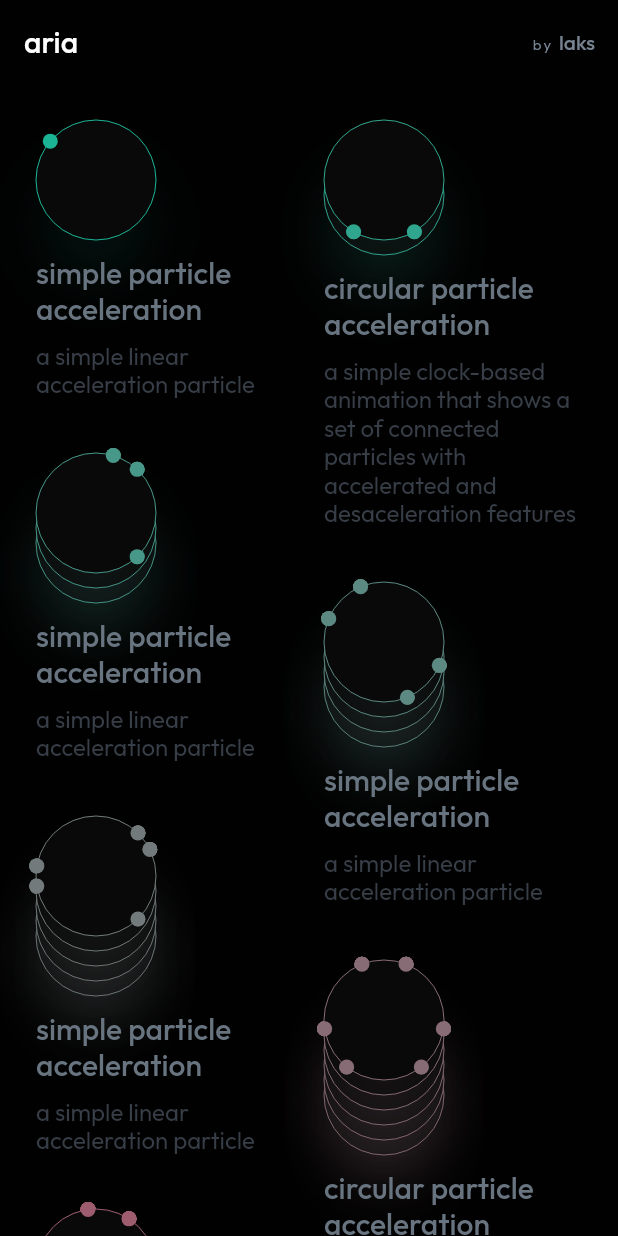
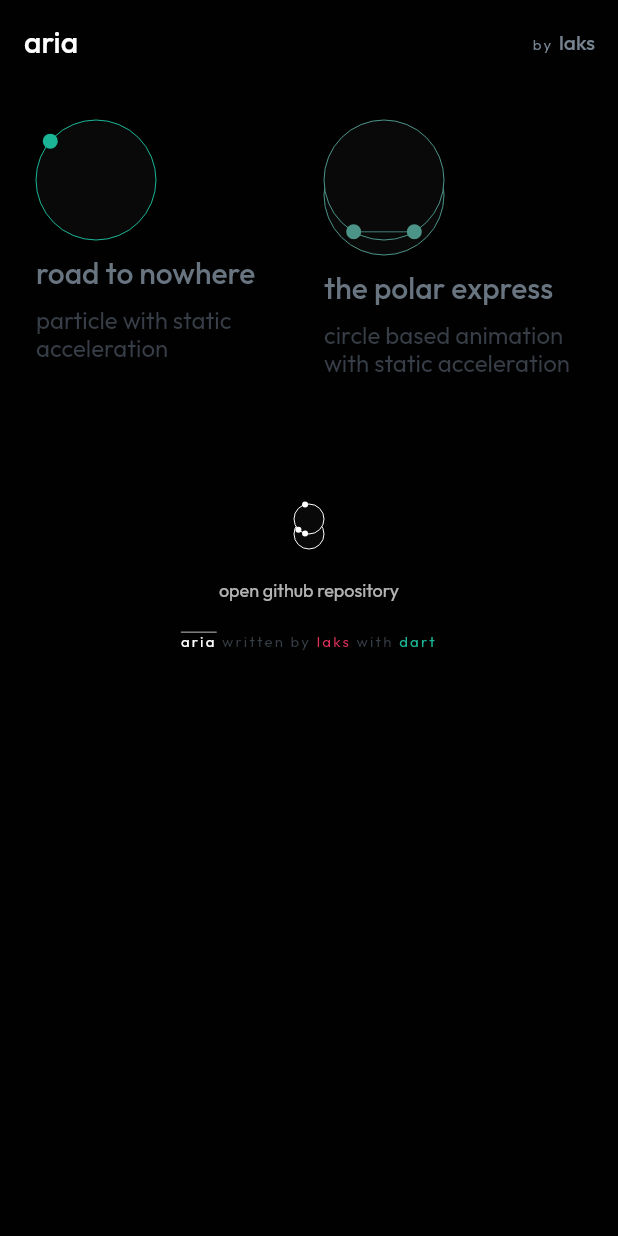
Before and after one commit to lakscastro/aria, a Flutter app: the screen it shows after launch, on a phone screen of 412 x 824 dp. Run offline on Flutter 3.47's test engine with Material 2 defaults, Android fonts, the phone set to English and light mode, and no system bars; our stand-ins replace dotted_border, equatable.

Commit message:
(#3) Complete animated `HomePage` and add link to repository

```diff
--- a/lib/animations/circular_particle_acceleration.dart
+++ b/lib/animations/circular_particle_acceleration.dart
@@ -30,7 +30,8 @@ class _CircularParticleAccelerationState
             alignment: Alignment.center,
             children: [
               CustomPaint(
-                painter: ParticlePainter(state.position, state.velocity),
+                painter: _CircularParticleAccelerationPainter(
+                    state.position, state.velocity),
                 willChange: true,
                 size: Size.infinite,
               ),
@@ -49,8 +50,11 @@ class _CircularParticleAccelerationState
   }
 }
 
-class ParticlePainter extends CustomPainter {
-  ParticlePainter(this.position, this.velocity);
+class _CircularParticleAccelerationPainter extends CustomPainter {
+  _CircularParticleAccelerationPainter(this.position, this.velocity);
+
+  static const _kRadius = 10.0;
+  static const _kStrokeWidth = 2.0;
 
   final double position;
   final double velocity;
@@ -58,15 +62,38 @@ class ParticlePainter extends CustomPainter {
   late Canvas _canvas;
   late Size _size;
 
+  @override
+  void paint(Canvas canvas, Size size) {
+    _canvas = canvas;
+    _size = size;
+
+    _drawBackground();
+
+    /// [1 -] is used to reverse the current animation
+    /// [position * 2] is used to skip an entire cycle of the animation
+    /// [% 1] is used to normalize the advanced pointer created in the previous step
+    final reversedFuturePosition = 1 - (position * 2) % 1;
+
+    final circles = [
+      _drawParticle(_radius, position),
+      _drawParticle(_radius / 2, reversedFuturePosition),
+      _drawParticle(0.0, position),
+    ];
+
+    for (var i = 0; i < circles.length - 1; i++) {
+      connect(circles[i], circles[i + 1]);
+    }
+  }
+
   Offset get _center => Offset(_size.width / 2, _size.height / 2);
-
-  static const _kRadius = 10.0;
-  static const _kStrokeWidth = 2.0;
-
   double get _radius => _size.shortestSide / 2;
 
+  @override
+  bool shouldRepaint(_CircularParticleAccelerationPainter oldDelegate) =>
+      position != oldDelegate.position || velocity != oldDelegate.velocity;
+
   Offset _circleWith(double radius, double position) =>
-      circlePoint(radius, pi * 2 * (1 - position)) + _center;
+      circlePoint(radius, k2pi * (1 - position)) + _center;
 
   Offset _drawParticle(double radius, double position) {
     final circle = _circleWith(radius, position);
@@ -115,31 +142,4 @@ class ParticlePainter extends CustomPainter {
     _canvas.drawCircle(from, 5, Paint()..color = color);
     _canvas.drawCircle(to, 5, Paint()..color = color);
   }
-
-  @override
-  void paint(Canvas canvas, Size size) {
-    _canvas = canvas;
-    _size = size;
-
-    _drawBackground();
-
-    /// [1 -] is used to reverse the current animation
-    /// [position * 2] is used to skip an entire cycle of the animation
-    /// [% 1] is used to normalize the advanced pointer created in the previous step
-    final reversedFuturePosition = 1 - (position * 2) % 1;
-
-    final circles = [
-      _drawParticle(_radius, position),
-      _drawParticle(_radius / 2, reversedFuturePosition),
-      _drawParticle(0.0, position),
-    ];
-
-    for (var i = 0; i < circles.length - 1; i++) {
-      connect(circles[i], circles[i + 1]);
-    }
-  }
-
-  @override
-  bool shouldRepaint(ParticlePainter oldDelegate) =>
-      position != oldDelegate.position || velocity != oldDelegate.velocity;
 }
--- a/lib/animations/particle_acceleration.dart
+++ b/lib/animations/particle_acceleration.dart
@@ -25,7 +25,7 @@ class _ParticleAccelerationState extends State<ParticleAcceleration> {
         child: Padding(
           padding: k4dp.padding(),
           child: CustomPaint(
-            painter: ParticlePainter(state.position, state.velocity),
+            painter: _ParticleAcceleration(state.position, state.velocity),
             willChange: true,
             size: const Size.fromHeight(_kParticleCanvasHeight),
           ),
@@ -42,8 +42,12 @@ class _ParticleAccelerationState extends State<ParticleAcceleration> {
   }
 }
 
-class ParticlePainter extends CustomPainter {
-  ParticlePainter(this.position, this.velocity);
+class _ParticleAcceleration extends CustomPainter {
+  _ParticleAcceleration(this.position, this.velocity);
+
+  static const _kRadius = 10.0;
+  static const _kStrokeWidth = 2.0;
+  static const _kWrapper = _kRadius * 2 + _kStrokeWidth * 2;
 
   final double position;
   final double velocity;
@@ -51,15 +55,23 @@ class ParticlePainter extends CustomPainter {
   late Canvas _canvas;
   late Size _size;
 
+  @override
+  void paint(Canvas canvas, Size size) {
+    _canvas = canvas;
+    _size = size;
+
+    _drawParticle();
+  }
+
   Offset get _center => Offset(_size.width / 2, _size.height / 2);
 
   Offset get _circle =>
       Offset((_size.width + _kWrapper * 2) * position, _center.dy)
           .translate(-_kWrapper, 0);
 
-  static const _kRadius = 10.0;
-  static const _kStrokeWidth = 2.0;
-  static const _kWrapper = _kRadius * 2 + _kStrokeWidth * 2;
+  @override
+  bool shouldRepaint(_ParticleAcceleration oldDelegate) =>
+      position != oldDelegate.position || velocity != oldDelegate.velocity;
 
   void _drawParticle() {
     final shadow = Path()
@@ -78,16 +90,4 @@ class ParticlePainter extends CustomPainter {
     );
     _canvas.drawCircle(_circle, _kRadius, Paint()..color = kSurfaceColor);
   }
-
-  @override
-  void paint(Canvas canvas, Size size) {
-    _canvas = canvas;
-    _size = size;
-
-    _drawParticle();
-  }
-
-  @override
-  bool shouldRepaint(ParticlePainter oldDelegate) =>
-      position != oldDelegate.position || velocity != oldDelegate.velocity;
 }
--- /dev/null
+++ b/lib/const/animations.dart
@@ -0,0 +1,18 @@
+import 'package:aria/animations/circular_particle_acceleration.dart';
+import 'package:aria/animations/particle_acceleration.dart';
+import 'package:aria/models/animation_card.dart';
+
+final animations = [
+  AnimationCard(
+    builder: (context) => const ParticleAcceleration(),
+    title: 'road to nowhere',
+    description: 'particle with static acceleration',
+    complexity: 0,
+  ),
+  AnimationCard(
+    builder: (context) => const CircularParticleAcceleration(),
+    title: 'the polar express',
+    description: 'circle based animation with static acceleration',
+    complexity: 1,
+  ),
+];
--- /dev/null
+++ b/lib/const/links.dart
@@ -0,0 +1,4 @@
+const kGithubRepository = 'https://github.com/lakscastro/aria';
+
+String generateAnimationLink(String filename) =>
+    '$kGithubRepository/blob/master/lib/animations/$filename.dart';
--- /dev/null
+++ b/lib/models/animation_card.dart
@@ -0,0 +1,25 @@
+import 'package:equatable/equatable.dart';
+import 'package:flutter/cupertino.dart';
+
+const kMinAnimationComplexity = 0;
+const kMaxAnimationComplexity = 4;
+
+class AnimationCard extends Equatable {
+  const AnimationCard({
+    required this.builder,
+    required this.title,
+    required this.description,
+    required this.complexity,
+  }) : assert(
+          complexity >= kMinAnimationComplexity &&
+              complexity <= kMaxAnimationComplexity,
+        );
+
+  final WidgetBuilder builder;
+  final String title;
+  final String description;
+  final int complexity;
+
+  @override
+  List<Object?> get props => [title, description, complexity];
+}
--- a/lib/pages/home_page.dart
+++ b/lib/pages/home_page.dart
@@ -1,25 +1,17 @@
 import 'package:aria/animations/circular_particle_acceleration.dart';
 import 'package:aria/animations/particle_acceleration.dart';
+import 'package:aria/const/animations.dart';
+import 'package:aria/const/links.dart';
+import 'package:aria/models/animation_card.dart';
 import 'package:aria/theme/colors.dart';
 import 'package:aria/theme/context.dart';
 import 'package:aria/theme/dp.dart';
-import 'package:aria/widgets/complexity_indicator.dart';
+import 'package:aria/theme/typo.dart';
+import 'package:aria/utils/math.dart';
+import 'package:aria/utils/url_launcher.dart';
+import 'package:aria/widgets/circular_stack.dart';
 import 'package:flutter/material.dart';
 import 'package:flutter_staggered_grid_view/flutter_staggered_grid_view.dart';
-
-class AnimationCard {
-  const AnimationCard({
-    required this.builder,
-    required this.title,
-    required this.description,
-    required this.complexity,
-  }) : assert(complexity >= 0 && complexity < 10);
-
-  final WidgetBuilder builder;
-  final String title;
-  final String description;
-  final int complexity;
-}
 
 class HomePage extends StatefulWidget {
   const HomePage({Key? key}) : super(key: key);
@@ -29,26 +21,13 @@ class HomePage extends StatefulWidget {
 }
 
 class _HomePageState extends State<HomePage> {
-  static final _animations = <AnimationCard>[
-    for (var i = 0; i < 10; i++)
-      if (i % 2 == 0 || i % 3 == 0)
-        AnimationCard(
-          builder: (context) => const ParticleAcceleration(),
-          title: 'simple particle acceleration',
-          description: 'a simple linear acceleration particle',
-          complexity: i,
-        )
-      else
-        AnimationCard(
-          builder: (context) => const CircularParticleAcceleration(),
-          title: 'circular particle acceleration',
-          description:
-              'a simple clock-based animation that shows a set of connected particles with accelerated and desaceleration features',
-          complexity: i,
-        ),
-  ];
+  Widget _buildAnimationCard(AnimationCard card) {
+    final color = Color.lerp(
+      kGreenColor,
+      kRedColor,
+      card.complexity / kMaxAnimationComplexity,
+    );
 
-  Widget _buildAnimationCard(AnimationCard card) {
     return InkWell(
       onTap: () {
         final navigator = Navigator.of(context);
@@ -61,7 +40,11 @@ class _HomePageState extends State<HomePage> {
         child: Column(
           crossAxisAlignment: CrossAxisAlignment.start,
           children: [
-            ComplexityIndicator(complexity: card.complexity),
+            CircularStack(
+              color: color!,
+              dotsLength: card.complexity + 1,
+              stackLength: card.complexity + 1,
+            ),
             Padding(
               padding: const EdgeInsets.symmetric(vertical: k5dp),
               child: Text(
@@ -69,7 +52,7 @@ class _HomePageState extends State<HomePage> {
                 style: Theme.of(context)
                     .textTheme
                     .headline6!
-                    .copyWith(height: 1.2, color: kLightColor),
+                    .copyWith(height: kBodyHeight, color: kLightColor),
               ),
             ),
             Text(
@@ -77,7 +60,7 @@ class _HomePageState extends State<HomePage> {
               style: Theme.of(context)
                   .textTheme
                   .subtitle1!
-                  .copyWith(height: 1.2, color: kBorderColor),
+                  .copyWith(height: kBodyHeight, color: kBorderColor),
             ),
           ],
         ),
@@ -129,7 +112,7 @@ class _HomePageState extends State<HomePage> {
                 ),
                 mainAxisSpacing: k8dp,
                 children: [
-                  for (final card in _animations) _buildAnimationCard(card),
+                  for (final card in animations) _buildAnimationCard(card),
                 ],
               ),
             ),
@@ -145,41 +128,49 @@ class _HomePageState extends State<HomePage> {
       sliver: SliverList(
         delegate: SliverChildListDelegate(
           [
-            Wrap(
+            InkWell(
+              onTap: () => openUrl(kGithubRepository),
+              highlightColor: kHighlightColor,
+              child: Container(
+                width: double.infinity,
+                padding: k10dp.padding(),
+                child: Column(
                   children: [
-                InkWell(
-                  onTap: () {},
+                    const CircularStack(
+                      withLines: false,
+                      stackLength: 2,
+                      dotsLength: 3,
+                      curve: Curves.decelerate,
+                      color: kHighContrast,
+                      radius: 10,
+                      dotRadius: 2,
+                    ),
+                    Padding(
+                      padding: k10dp.padding(),
                       child: Text(
-                    'github repository',
+                        'open github repository',
                         style: Theme.of(context).textTheme.caption,
                       ),
                     ),
-              ],
-            ),
-          ],
-        ),
-      ),
-    );
-  }
-
-  Widget _buildFooter() {
-    return SliverPadding(
-      padding: k50dp.symmetric(vertical: true).copyWith(bottom: k20dp),
-      sliver: SliverList(
-        delegate: SliverChildListDelegate(
-          [
                     Text.rich(
                       TextSpan(
                         children: [
                           TextSpan(
-                    text: 'written by ',
+                            text: 'aria',
+                            style: context.textTheme.overline!.copyWith(
+                              color: kHighContrast,
+                              decoration: TextDecoration.overline,
+                            ),
+                          ),
+                          TextSpan(
+                            text: ' written by ',
                             style: context.textTheme.overline!
                                 .copyWith(color: kBorderColor),
                           ),
                           TextSpan(
                             text: 'laks ',
-                    style:
-                        context.textTheme.overline!.copyWith(color: kRedColor),
+                            style: context.textTheme.overline!
+                                .copyWith(color: kRedColor),
                           ),
                           TextSpan(
                             text: 'with ',
@@ -198,6 +189,11 @@ class _HomePageState extends State<HomePage> {
                   ],
                 ),
               ),
+            ),
+            Padding(padding: k20dp.padding()),
+          ],
+        ),
+      ),
     );
   }
 
@@ -211,7 +207,6 @@ class _HomePageState extends State<HomePage> {
           _buildAppBar(),
           _buildAnimationFeed(),
           _buildUsefulLinks(),
-          _buildFooter(),
         ],
       ),
     );
--- a/lib/theme/colors.dart
+++ b/lib/theme/colors.dart
@@ -7,8 +7,8 @@ const kSplashColor = Color(0x03FFFFFF);
 
 const kLightColor = Color(0xFF687480);
 const kBorderColor = Color(0xFF373E47);
-const kSurfaceColor = Color(0xFF22272E);
-const kBackgroundColor = Color(0xFF1C2128);
+const kSurfaceColor = kAlmostBlackColor;
+const kBackgroundColor = kBlackColor;
 const kHighContrast = Colors.white;
 const kGreenColor = Color(0xFF1BB596);
 const kRedColor = Color(0xFFDF315A);
--- a/lib/theme/typo.dart
+++ b/lib/theme/typo.dart
@@ -2,3 +2,4 @@ import 'package:flutter/cupertino.dart';
 
 const kBodyColor = Color(0xFF768390);
 const kFontFamily = 'Outfit';
+const kBodyHeight = 1.2;
--- a/lib/utils/math.dart
+++ b/lib/utils/math.dart
@@ -1,6 +1,8 @@
 import 'dart:math';
 
 import 'package:flutter/cupertino.dart';
+
+const k2pi = pi * 2;
 
 Offset circlePoint(double radius, double radians) =>
     Offset(radius * cos(radians), -radius * sin(radians));
@@ -10,3 +12,10 @@ int randomInt([int min = 0, int max = 1000]) {
 
   return random.nextInt(max - min) + min;
 }
+
+double distanceBetween(Offset from, Offset to) {
+  final dx = (from.dx - to.dx).abs();
+  final dy = (from.dy - to.dy).abs();
+
+  return sqrt(dx * dx + dy * dy);
+}
--- /dev/null
+++ b/lib/utils/url_launcher.dart
@@ -0,0 +1,3 @@
+import 'package:url_launcher/url_launcher.dart' as launcher;
+
+Future<void> openUrl(String url) => launcher.launch(url);
--- /dev/null
+++ b/lib/widgets/circular_stack.dart
@@ -0,0 +1,202 @@
+import 'dart:math';
+
+import 'package:aria/theme/colors.dart';
+import 'package:aria/theme/time.dart';
+import 'package:aria/utils/math.dart';
+import 'package:flutter/cupertino.dart';
+import 'package:flutter/material.dart';
+
+class CircularStack extends StatefulWidget {
+  const CircularStack({
+    Key? key,
+    this.radius,
+    required this.stackLength,
+    required this.dotsLength,
+    required this.color,
+    this.curve,
+    this.spacing = 10.0,
+    this.dotRadius = 5.0,
+    this.withLines = true,
+  }) : super(key: key);
+
+  final double? radius;
+  final int stackLength;
+  final int dotsLength;
+  final double dotRadius;
+  final Color color;
+  final Curve? curve;
+  final double spacing;
+  final bool withLines;
+
+  @override
+  _CircularStackState createState() => _CircularStackState();
+}
+
+class _CircularStackState extends State<CircularStack>
+    with SingleTickerProviderStateMixin {
+  late AnimationController _controller;
+  late Animation<double> _progress;
+
+  static const _kDefaultRadius = 40.0;
+
+  double get _radius => widget.radius ?? _kDefaultRadius;
+
+  int get _index => widget.stackLength - 1;
+
+  double get _offsetY => _index * 10;
+
+  @override
+  void initState() {
+    super.initState();
+
+    _controller = AnimationController(
+      vsync: this,
+      duration: k5000ms + Duration(milliseconds: randomInt(100)),
+    );
+
+    final curves = <Curve>[
+      Curves.linear,
+      Curves.ease,
+      Curves.easeIn,
+      Curves.easeInOut,
+      Curves.easeOutQuint,
+      Curves.bounceInOut,
+      Curves.easeInQuad,
+      Curves.easeInSine,
+      Curves.fastOutSlowIn,
+      Curves.elasticInOut,
+    ];
+
+    _progress = CurvedAnimation(
+      parent: _controller.view,
+      curve: widget.curve ?? curves[_index % (curves.length - 1)],
+    );
+
+    _controller.repeat();
+  }
+
+  @override
+  void dispose() {
+    _controller.dispose();
+
+    super.dispose();
+  }
+
+  @override
+  Widget build(BuildContext context) {
+    return SizedBox(
+      width: _radius * 2,
+      height: _radius * 2 + _offsetY,
+      child: AnimatedBuilder(
+        animation: _controller.view,
+        builder: (context, child) {
+          return CustomPaint(
+            willChange: true,
+            painter: CircularStackPainter(
+              progress: 1 - _progress.value,
+              color: widget.color,
+              dotsLength: widget.dotsLength,
+              stackLength: widget.stackLength,
+              spacing: widget.spacing,
+              dotRadius: widget.dotRadius,
+              withLines: widget.withLines,
+            ),
+          );
+        },
+      ),
+    );
+  }
+}
+
+class CircularStackPainter extends CustomPainter {
+  CircularStackPainter({
+    required this.progress,
+    required this.stackLength,
+    required this.dotsLength,
+    required this.color,
+    required this.spacing,
+    required this.dotRadius,
+    required this.withLines,
+  });
+
+  final double progress;
+  final int stackLength;
+  final int dotsLength;
+  final Color color;
+  final double spacing;
+  final double dotRadius;
+  final bool withLines;
+
+  late Canvas _canvas;
+  late Size _size;
+
+  @override
+  void paint(Canvas canvas, Size size) {
+    _canvas = canvas;
+    _size = size;
+
+    for (var i = stackLength - 1; i >= 0; i--) {
+      _drawIndicator(Offset(0, -spacing * i));
+    }
+  }
+
+  @override
+  bool shouldRepaint(CircularStackPainter oldDelegate) =>
+      progress != oldDelegate.progress;
+
+  double get _radius => _size.shortestSide / 2;
+  Offset get _center => Offset(_radius, _radius);
+
+  void _drawIndicator([Offset offset = Offset.zero]) {
+    final center = _center - offset;
+
+    /// Stack background and border
+    _canvas.drawCircle(center, _radius, Paint()..color = kAlmostBlackColor);
+    _canvas.drawCircle(
+      center,
+      _radius,
+      Paint()
+        ..color = color
+        ..style = PaintingStyle.stroke,
+    );
+
+    if (offset != Offset.zero) return;
+
+    void connect(Offset from, Offset to, double opacity) {
+      _canvas.drawLine(from, to, Paint()..color = color.withOpacity(opacity));
+    }
+
+    Offset circleAt(int index) {
+      final isReverse = index % 2 == 0;
+
+      final progress = isReverse ? 1 - this.progress : this.progress;
+
+      final delay = index * (k2pi / dotsLength);
+      final where = delay + k2pi * progress;
+
+      return circlePoint(_radius, where % k2pi) +
+          Offset(_radius, _radius) -
+          offset;
+    }
+
+    for (var i = 0; i < dotsLength; i++) {
+      final circle = circleAt(i);
+
+      for (var j = 0; j < dotsLength; j++) {
+        if (j == i) continue;
+
+        final neighbor = circleAt(j);
+
+        final distance = distanceBetween(circle, neighbor);
+
+        final distanceOpacity = 1 - distance / (_radius * 2);
+
+        if (withLines) {
+          connect(circle, neighbor, distanceOpacity.clamp(0, 1));
+        }
+      }
+
+      _canvas.drawCircle(circle, dotRadius, Paint()..color = color);
+    }
+  }
+}
--- a/lib/widgets/complexity_indicator.dart
+++ /dev/null
@@ -1,148 +0,0 @@
-import 'dart:math';
-
-import 'package:aria/theme/colors.dart';
-import 'package:aria/theme/time.dart';
-import 'package:aria/utils/math.dart';
-import 'package:flutter/cupertino.dart';
-import 'package:flutter/material.dart';
-
-class ComplexityIndicator extends StatefulWidget {
-  const ComplexityIndicator({Key? key, this.radius, required this.complexity})
-      : super(key: key);
-
-  final double? radius;
-  final int complexity;
-
-  @override
-  _ComplexityIndicatorState createState() => _ComplexityIndicatorState();
-}
-
-class _ComplexityIndicatorState extends State<ComplexityIndicator>
-    with SingleTickerProviderStateMixin {
-  late AnimationController _controller;
-  late Animation<double> _progress;
-
-  static const _kDefaultRadius = 40.0;
-
-  double get _radius => widget.radius ?? _kDefaultRadius;
-
-  @override
-  void initState() {
-    super.initState();
-
-    _controller = AnimationController(
-      vsync: this,
-      duration: k5000ms + Duration(milliseconds: randomInt(100)),
-    );
-
-    final curves = [
-      Curves.linear,
-      Curves.ease,
-      Curves.easeIn,
-      Curves.easeInOut,
-      Curves.easeInCirc,
-      Curves.bounceInOut,
-      Curves.easeInQuad,
-      Curves.easeInSine,
-      Curves.fastOutSlowIn,
-      Curves.elasticInOut,
-    ];
-
-    _progress = CurvedAnimation(
-      parent: _controller.view,
-      curve: curves[widget.complexity],
-    );
-
-    _controller.repeat();
-  }
-
-  @override
-  void dispose() {
-    _controller.dispose();
-
-    super.dispose();
-  }
-
-  double get _offsetY => widget.complexity * 10;
-
-  @override
-  Widget build(BuildContext context) {
-    return SizedBox(
-      width: _radius * 2,
-      height: _radius * 2 + _offsetY,
-      child: AnimatedBuilder(
-        animation: _controller.view,
-        builder: (context, child) {
-          return CustomPaint(
-            willChange: true,
-            painter: ComplexityIndicatorPainter(
-              1 - _progress.value,
-              widget.complexity,
-            ),
-          );
-        },
-      ),
-    );
-  }
-}
-
-class ComplexityIndicatorPainter extends CustomPainter {
-  ComplexityIndicatorPainter(this.progress, this.complexity);
-
-  final double progress;
-  final int complexity;
-
-  late Canvas _canvas;
-  late Size _size;
-
-  double get _radius => _size.shortestSide / 2;
-
-  Offset get _center => Offset(_radius, _radius);
-
-  void _drawIndicator([Offset offset = Offset.zero]) {
-    final color = Color.lerp(kGreenColor, kRedColor, complexity / 9)!;
-
-    final center = _center - offset;
-
-    final shadow = Path()
-      ..addOval(Rect.fromCircle(center: center, radius: _radius));
-
-    _canvas.drawShadow(shadow, color.withOpacity(.2), 15, true);
-
-    _canvas.drawCircle(center, _radius, Paint()..color = kAlmostBlackColor);
-    _canvas.drawCircle(
-      center,
-      _radius,
-      Paint()
-        ..color = color
-        ..style = PaintingStyle.stroke,
-    );
-
-    for (var i = 0; i <= complexity; i++) {
-      final isReverse = i % 2 == 0;
-
-      final progress = isReverse ? 1 - this.progress : this.progress;
-      final delay = i * ((pi * 2) / (complexity + 1));
-      final where = delay + 2 * pi * progress;
-
-      final circle =
-          circlePoint(_radius, where % (2 * pi)) + Offset(_radius, _radius);
-
-      _canvas.drawCircle(circle, 5, Paint()..color = color);
-    }
-  }
-
-  @override
-  void paint(Canvas canvas, Size size) {
-    _canvas = canvas;
-    _size = size;
-
-    for (var i = complexity; i >= 0; i--) {
-      _drawIndicator(Offset(0, -10.0 * i));
-    }
-  }
-
-  @override
-  bool shouldRepaint(ComplexityIndicatorPainter oldDelegate) =>
-      progress != oldDelegate.progress;
-}
--- a/pubspec.yaml
+++ b/pubspec.yaml
@@ -1,5 +1,5 @@
 name: aria
-description: "🌠 Gallery of simple physical systems implemented in Dart"
+description: "🌠 Geometric animations gallery App"
 publish_to: "none"
 version: 0.1.0
 homepage: https://github.com/lakscastro/aria
@@ -18,9 +18,11 @@ environment:
 # versions available, run `flutter pub outdated`.
 dependencies:
   dotted_border: ^2.0.0+2
+  equatable: ^2.0.3
   flutter:
     sdk: flutter
   flutter_staggered_grid_view: ^0.6.0
+  url_launcher: ^6.0.17
 
 
 dev_dependencies:
```
Also changed, not shown: 1 other file. Lines whose indentation alone changed are shown as unchanged.
